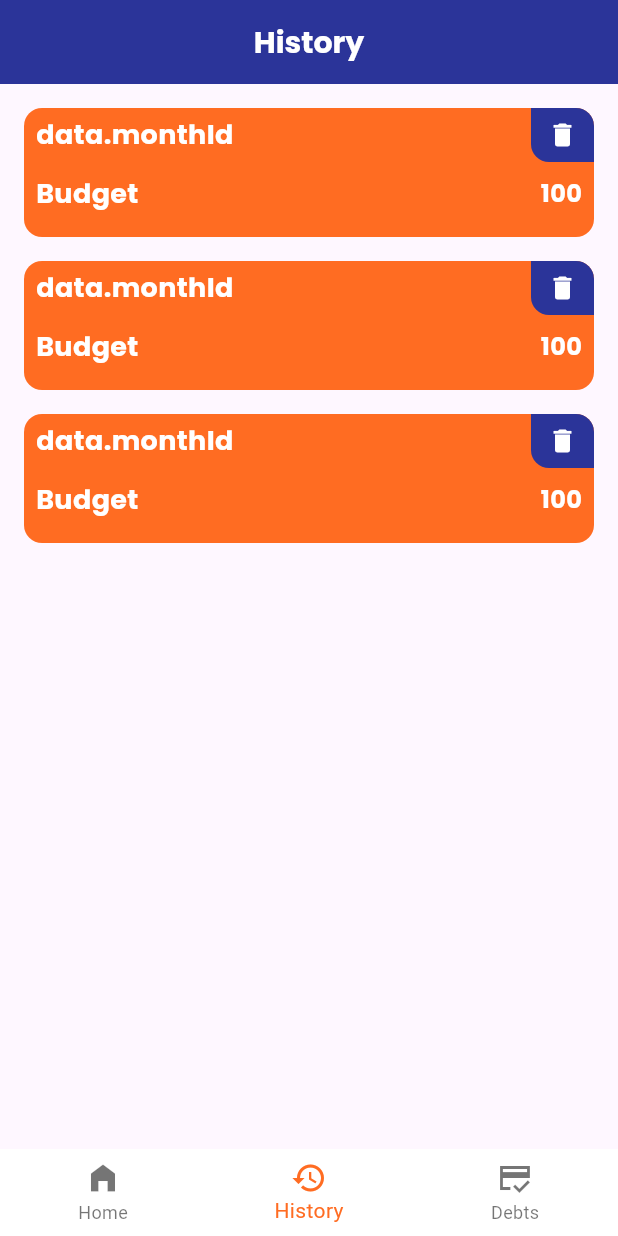
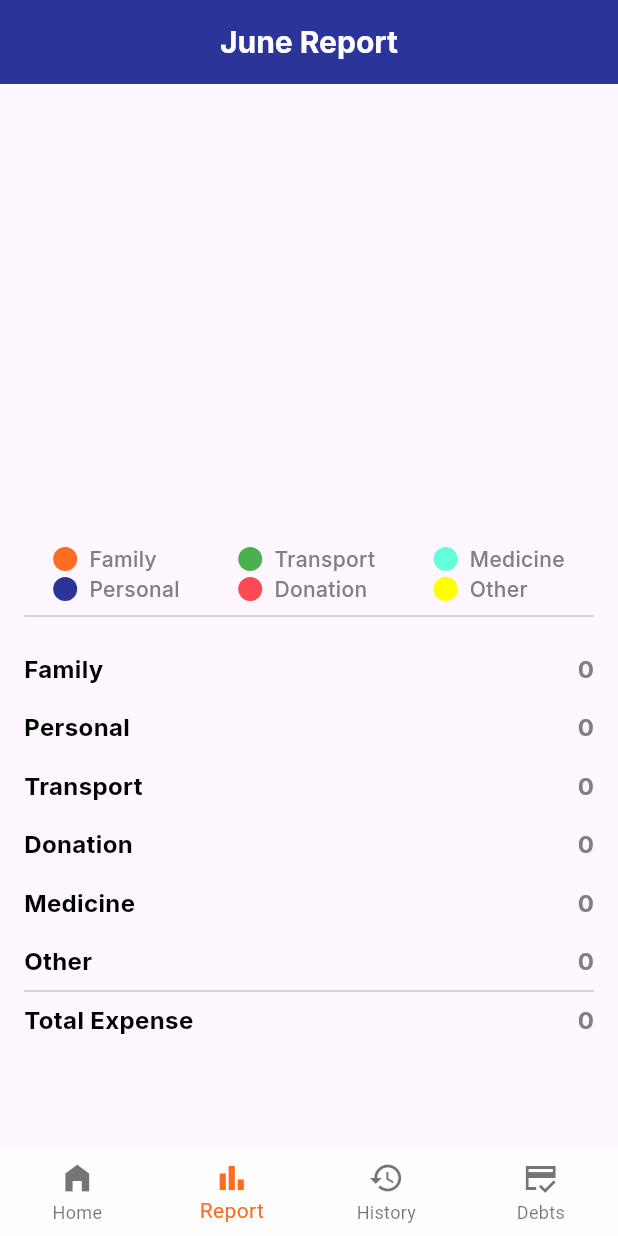
Before and after one commit to KafiulIslam/money_ger, a Flutter app: the DashboardScreen screen opened directly, item 2 of the bottom bar chosen, on a phone screen of 412 x 824 dp. Run offline on Flutter 3.47's test engine with Material 3 defaults, Android fonts, the phone set to English and light mode, and no system bars; drawn by our look-alikes of fl_chart; our stand-ins replace appwrite, flutter_secure_storage, google_fonts; accounts and stored records are empty; network calls fail.

Commit message:
report feature is added

```diff
--- a/lib/app.dart
+++ b/lib/app.dart
@@ -4,6 +4,7 @@ import 'package:flutter/services.dart';
 import 'package:money_ger/controllers/debit_credit_provider.dart';
 import 'package:money_ger/controllers/monthly_budget_provider.dart';
 import 'package:money_ger/splash_screen.dart';
+import 'package:money_ger/utils/color.dart';
 import 'package:provider/provider.dart';
 import 'controllers/auth_provider.dart';
 
@@ -70,6 +71,8 @@ class _MyAppState extends State<MyApp> {
       child: MaterialApp(
         title: "MoneyGer",
         debugShowCheckedModeBanner: false,
+        theme: ThemeData(
+            drawerTheme: const DrawerThemeData(backgroundColor: secondaryColor)),
         home: SplashScreen(
           sessionId: widget.sessionId,
         ),
--- a/lib/controllers/monthly_budget_provider.dart
+++ b/lib/controllers/monthly_budget_provider.dart
@@ -31,6 +31,15 @@ class MonthlyBudgetProvider extends ChangeNotifier {
   late int monthlyBudget = 00;
   late int totalMonthlyExpense = 00;
   late List<MonthlyBudgetModel> monthlyBudgetList = [];
+
+  /// for report ///
+
+  late int family = 00;
+  late int personal = 00;
+  late int transport = 00;
+  late int donation = 00;
+  late int medicine = 00;
+  late int other = 00;
 
   Future<void> getMonthlyBudget() async {
     try {
@@ -182,6 +191,37 @@ class MonthlyBudgetProvider extends ChangeNotifier {
             totalMonthlyExpense =
                 totalMonthlyExpense + e.data['expenseAmount'] as int;
             notifyListeners();
+
+
+            /// for report ///
+
+            if (e.data['expenseType'] == 'Food or Drinks' ||
+                e.data['expenseType'] == 'Electricity Bill' ||
+                e.data['expenseType'] == 'Cosmetics') {
+              family = family + e.data['expenseAmount'] as int;
+              notifyListeners();
+            } else if (e.data['expenseType'] == 'Phone Bill' ||
+                e.data['expenseType'] == 'Entertainment' ||
+                e.data['expenseType'] == 'Sports' ||
+                e.data['expenseType'] == 'Internet Bill') {
+              personal = personal + e.data['expenseAmount'] as int;
+              notifyListeners();
+            } else if (e.data['expenseType'] == 'Transport' ||
+                e.data['expenseType'] == 'Fuel Bill' ||
+                e.data['expenseType'] == 'Travel') {
+              transport = transport + e.data['expenseAmount'] as int;
+              notifyListeners();
+            } else if (e.data['expenseType'] == 'Donation' ||
+                e.data['expenseType'] == 'Social Work') {
+              donation = donation + e.data['expenseAmount'] as int;
+              notifyListeners();
+            } else if (e.data['expenseType'] == 'Doctor' ||
+                e.data['expenseType'] == 'Medicine') {
+              medicine = medicine + e.data['expenseAmount'] as int;
+              notifyListeners();
+            } else {
+              other = other + e.data['expenseAmount'] as int;
+            }
           }
         });
       } else {
--- a/lib/utils/typograpgy.dart
+++ b/lib/utils/typograpgy.dart
@@ -4,30 +4,30 @@ import 'color.dart';
 
 /// new way ///
 
-final tTextStyleRegular = GoogleFonts.poppins(
+final tTextStyleRegular = GoogleFonts.inter(
     textStyle: const TextStyle(
         color: textPrimaryColor, fontSize: 16));
 
-final tTextStyle500 = GoogleFonts.poppins(
+final tTextStyle500 = GoogleFonts.inter(
     textStyle: const TextStyle(
         color: textPrimaryColor, fontSize: 16, fontWeight: FontWeight.w500));
 
-final tTextStyle600 = GoogleFonts.poppins(
+final tTextStyle600 = GoogleFonts.inter(
     textStyle: const TextStyle(
         color: textPrimaryColor, fontSize: 16, fontWeight: FontWeight.w600));
 
-final tTextStyle700 = GoogleFonts.poppins(
+final tTextStyle700 = GoogleFonts.inter(
     textStyle: const TextStyle(
         color: textPrimaryColor, fontSize: 16, fontWeight: FontWeight.w700));
 
-final tTextStyle800 = GoogleFonts.poppins(
+final tTextStyle800 = GoogleFonts.inter(
     textStyle: const TextStyle(
         color: textPrimaryColor, fontSize: 16, fontWeight: FontWeight.w800));
 
-final tTextStyleBold = GoogleFonts.poppins(
+final tTextStyleBold = GoogleFonts.inter(
     textStyle: const TextStyle(
         color: textPrimaryColor, fontSize: 16, fontWeight: FontWeight.bold));
 
-final hintTextStyle = GoogleFonts.urbanist(
+final hintTextStyle = GoogleFonts.inter(
     textStyle: const TextStyle(
         fontSize: 16.0, fontWeight: FontWeight.w400, color: Color(0xFF808080)));
--- a/lib/views/dashboard/dashboard_screen.dart
+++ b/lib/views/dashboard/dashboard_screen.dart
@@ -1,6 +1,7 @@
 import 'package:flutter/material.dart';
 import 'package:money_ger/views/dashboard/debitCredit/debit_credit_screen.dart';
 import 'package:money_ger/views/dashboard/history/history_screen.dart';
+import 'package:money_ger/views/dashboard/home/report/report_screen.dart';
 import '../../utils/color.dart';
 import 'home/home_screen.dart';
 
@@ -19,6 +20,7 @@ class _DashboardScreenState
 
   static const List<Widget> _widgetOptions = <Widget>[
     HomeScreen(),
+    ReportScreen(),
     HistoryScreen(),
     DebitCreditScreen()
   ];
@@ -41,6 +43,10 @@ class _DashboardScreenState
             label: 'Home',
           ),
           BottomNavigationBarItem(
+            icon: Icon(Icons.bar_chart),
+            label: 'Report',
+          ),
+          BottomNavigationBarItem(
             icon: Icon(Icons.history),
             label: 'History',
           ),
@@ -51,7 +57,7 @@ class _DashboardScreenState
         ],
         elevation: 0.0,
         type: BottomNavigationBarType.fixed,
-        backgroundColor: white,
+        backgroundColor: scaffoldColor,
         currentIndex: _selectedIndex,
         selectedItemColor: primaryColor,
         onTap: _onItemTapped,
--- /dev/null
+++ b/lib/views/dashboard/home/report/report_screen.dart
@@ -0,0 +1,180 @@
+import 'package:fl_chart/fl_chart.dart';
+import 'package:flutter/material.dart';
+import 'package:money_ger/controllers/auth_provider.dart';
+import 'package:money_ger/controllers/monthly_budget_provider.dart';
+import 'package:money_ger/utils/constant/constant.dart';
+import 'package:money_ger/utils/custom_dialog.dart';
+import 'package:money_ger/utils/spacer.dart';
+import 'package:money_ger/utils/typograpgy.dart';
+import 'package:money_ger/views/dashboard/home/widgets/add_budget_bottomsheet.dart';
+import 'package:provider/provider.dart';
+import '../../../../utils/color.dart';
+
+class ReportScreen extends StatefulWidget {
+  const ReportScreen({Key? key}) : super(key: key);
+
+  @override
+  State<ReportScreen> createState() => _ReportScreenState();
+}
+
+class _ReportScreenState extends State<ReportScreen> {
+  GlobalKey<ScaffoldState> _scaffoldKey = GlobalKey();
+
+  @override
+  Widget build(BuildContext context) {
+    return Consumer2<AuthProvider, MonthlyBudgetProvider>(
+        builder: (_, authState, monthlyBudgetState, child) {
+      return Scaffold(
+        key: _scaffoldKey,
+        resizeToAvoidBottomInset: true,
+        appBar: AppBar(
+          backgroundColor: secondaryColor,
+          centerTitle: true,
+          // leading: IconButton(
+          //     onPressed: () {
+          //       Navigator.pop(context);
+          //     },
+          //     icon: const Icon(
+          //       Icons.arrow_back_ios,
+          //       color: white,
+          //     )),
+          automaticallyImplyLeading: false,
+          title: Text(
+            '${AppConstant.currentMonth} Report',
+            style: tTextStyleBold.copyWith(color: white, fontSize: 20),
+          ),
+        ),
+        body: Padding(
+          padding: const EdgeInsets.all(16.0),
+          child: SingleChildScrollView(
+            child: Column(
+              children: [
+                SizedBox(
+                  height: MediaQuery.of(context).size.height / 3,
+                  width: double.infinity,
+                  child: PieChart(PieChartData(sections: [
+                    PieChartSectionData(
+                        value: monthlyBudgetState.family.toDouble(),
+                        //title: 'Family',
+                        //showTitle: true,
+                        radius: 60,
+                        color: primaryColor),
+                    PieChartSectionData(
+                        value: monthlyBudgetState.personal.toDouble(),
+                        //title: 'Personal',
+                        //showTitle: true,
+                        radius: 60,
+                        color: secondaryColor),
+                    PieChartSectionData(
+                        value: monthlyBudgetState.transport.toDouble(),
+                        // title: 'Transport',
+                        //showTitle: true,
+                        radius: 60,
+                        color: Colors.green),
+                    PieChartSectionData(
+                        value: monthlyBudgetState.donation.toDouble(),
+                        //title: 'Donation',
+                        //showTitle: true,
+                        radius: 60,
+                        color: red),
+                    PieChartSectionData(
+                        value: monthlyBudgetState.medicine.toDouble(),
+                        //title: 'Medicine',
+                        //showTitle: true,
+                        radius: 60,
+                        color: Colors.tealAccent),
+                    PieChartSectionData(
+                        value: monthlyBudgetState.other.toDouble(),
+                        //title: 'Other',
+                        //showTitle: true,
+                        radius: 60,
+                        color: Colors.yellowAccent),
+                  ])),
+                ),
+                sixteenVerticalSpace,
+               _buildColorIndicator(),
+                const Divider(),
+                sixteenVerticalSpace,
+                _infoTile('Family', monthlyBudgetState.family.toString()),
+                sixteenVerticalSpace,
+                _infoTile('Personal', monthlyBudgetState.personal.toString()),
+                sixteenVerticalSpace,
+                _infoTile('Transport', monthlyBudgetState.transport.toString()),
+                sixteenVerticalSpace,
+                _infoTile('Donation', monthlyBudgetState.donation.toString()),
+                sixteenVerticalSpace,
+                _infoTile('Medicine', monthlyBudgetState.medicine.toString()),
+                sixteenVerticalSpace,
+                _infoTile('Other', monthlyBudgetState.other.toString()),
+                const Divider(),
+                _infoTile('Total Expense',
+                    monthlyBudgetState.totalMonthlyExpense.toString()),
+                primaryVerticalSpace,
+              ],
+            ),
+          ),
+        ),
+      );
+    });
+  }
+
+  Widget _infoTile(String title, String info) {
+    return Row(
+      children: [
+        Text(
+          title,
+          style: tTextStyle700.copyWith(color: black, fontSize: 16),
+        ),
+        const Spacer(),
+        Text(
+          info,
+          style: tTextStyle700.copyWith(color: iconColor, fontSize: 16),
+        )
+      ],
+    );
+  }
+
+  Widget _graphColorIndicator(Color color, String title) {
+    return Row(
+      children: [
+        CircleAvatar(
+          radius: 8,
+          backgroundColor: color,
+        ),
+        eightHorizontalSpace,
+        Text(
+          title,
+          style: tTextStyle500.copyWith(color: iconColor, fontSize: 14),
+        ),
+      ],
+    );
+  }
+
+  Widget _buildColorIndicator() {
+    return Row(
+      mainAxisAlignment: MainAxisAlignment.spaceAround,
+      children: [
+      Column(
+        crossAxisAlignment: CrossAxisAlignment.start,
+        children: [
+          _graphColorIndicator(primaryColor, 'Family'),
+          _graphColorIndicator(secondaryColor, 'Personal'),
+        ],
+      ),
+      Column(
+        crossAxisAlignment: CrossAxisAlignment.start,
+        children: [
+          _graphColorIndicator(Colors.green, 'Transport'),
+          _graphColorIndicator(red, 'Donation'),
+        ],
+      ),
+      Column(
+        crossAxisAlignment: CrossAxisAlignment.start,
+        children: [
+          _graphColorIndicator(Colors.tealAccent, 'Medicine'),
+          _graphColorIndicator(Colors.yellowAccent, 'Other'),
+        ],
+      ),
+    ],);
+  }
+}
--- a/pubspec.yaml
+++ b/pubspec.yaml
@@ -42,6 +42,7 @@ dependencies:
   get: ^4.6.6
   provider: ^6.1.1
   dropdown_button2: ^2.3.9
+  fl_chart: ^0.68.0
 
 
 dev_dependencies:
```
Also changed, not shown: lib/views/dashboard/home/home_screen.dart (+67 -2 lines), pubspec.lock.
